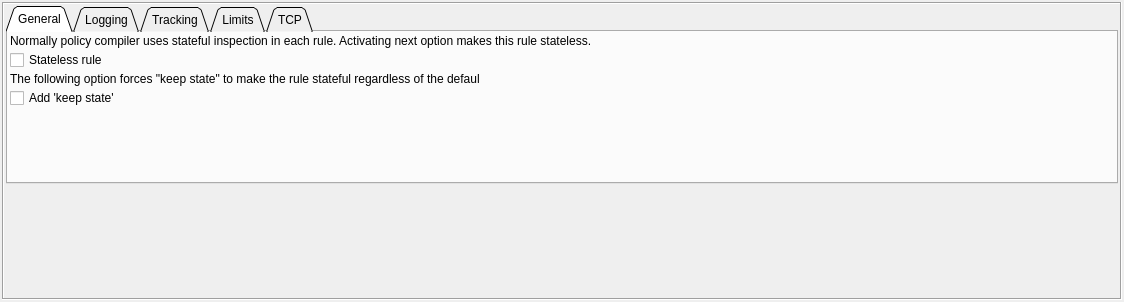
Before: the Qt Designer form src/gui/ruleoptionsdialog_q.ui in fwbuilder/fwbuilder, drawn with Qt 5.
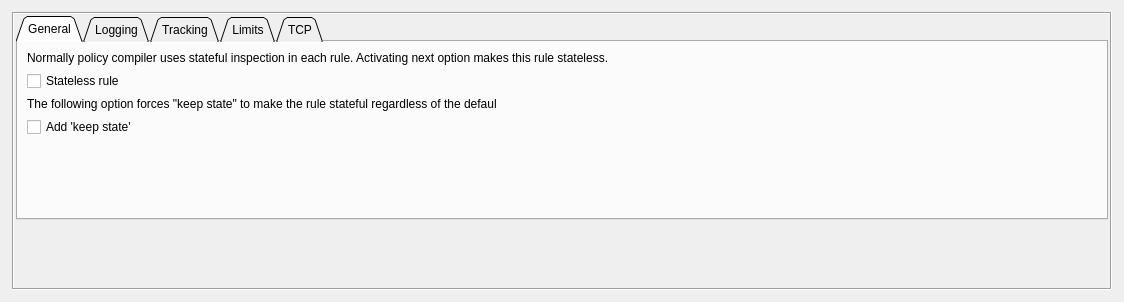
After: the same form once the commit is applied.

Commit message: See #501 Finally cleaned up dialog layout for all object dialogs. Had to remove default margin and spacing in the "form setting" for each dialog

The edit to the form file:
```diff
--- a/src/gui/ruleoptionsdialog_q.ui
+++ b/src/gui/ruleoptionsdialog_q.ui
@@ -14,10 +14,10 @@
   </property>
   <layout class="QVBoxLayout" >
    <property name="spacing" >
-    <number>2</number>
+    <number>12</number>
    </property>
    <property name="margin" >
-    <number>2</number>
+    <number>12</number>
    </property>
    <item>
     <widget class="QStackedWidget" name="wStack" >
@@ -2030,7 +2030,6 @@
    </item>
   </layout>
  </widget>
- <layoutdefault spacing="2" margin="2" />
  <tabstops>
   <tabstop>pix_disable_rule_log</tabstop>
   <tabstop>pix_logLevel</tabstop>
```
Left out of the diff: 1 changed line with no effect on the pictures. The commit also changes 30 other files.
